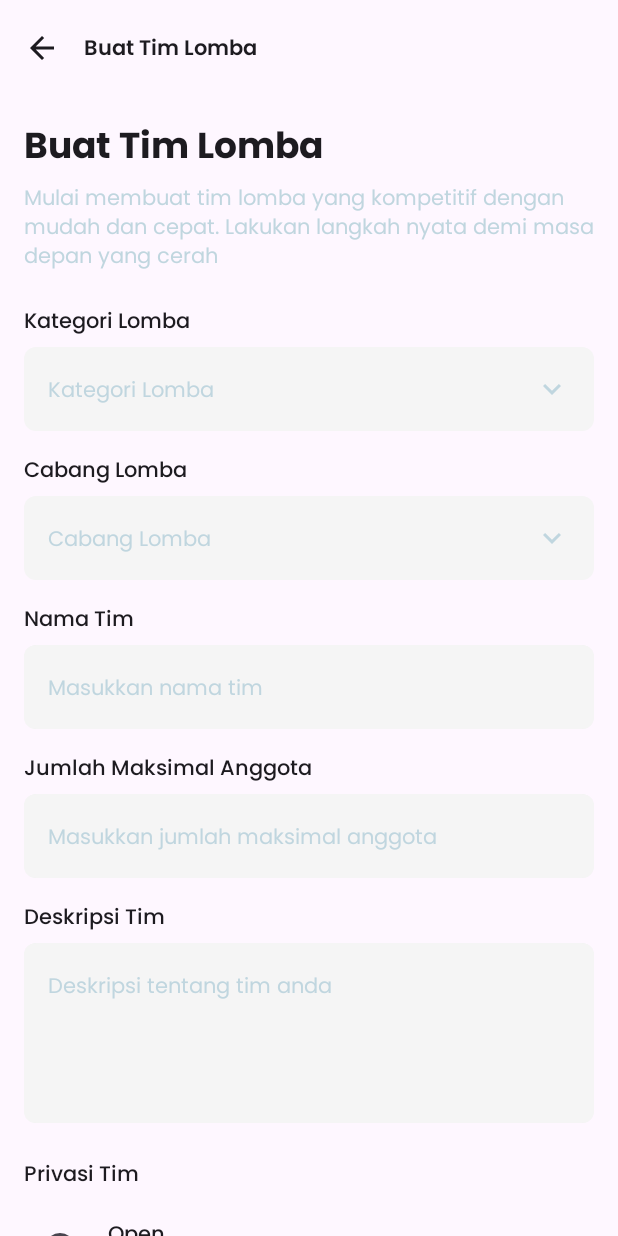
After one commit to AnnisaDianFadillah06/teamUP, an Android app built with Jetpack Compose: the composable FormCreateTeamScreen shown on its own in the app's theme, on a phone screen of 412 x 824 dp. The commit adds this screen. Run offline under Robolectric (Android 15) with nearby library versions, the phone set to English and light mode, and no system bars; 2 statements that could not run were skipped.

Commit message:
Add Screen Form Create Team

```diff
--- a/app/src/main/java/com/example/teamup/presentation/screen/DashboardScreen.kt
+++ b/app/src/main/java/com/example/teamup/presentation/screen/DashboardScreen.kt
@@ -23,7 +23,7 @@ fun DashboardScreen(navController: NavHostController = rememberNavController())
     val currentRoute = navBackStackEntry?.destination?.route
 
     Scaffold(bottomBar = {
-        if (currentRoute != Routes.Detail.routes && currentRoute != Routes.Cart.routes && currentRoute != Routes.Search.routes) {
+        if (currentRoute != Routes.Detail.routes && currentRoute != Routes.FormAddTeam.routes && currentRoute != Routes.Cart.routes && currentRoute != Routes.Search.routes) {
             BottomNavigationBar(navController)
         }
     }) { paddingValues ->
@@ -56,6 +56,9 @@ fun DashboardScreen(navController: NavHostController = rememberNavController())
             composable(Routes.TeamManagement.routes) {
                 TeamManagementScreen(navController = navController)
             }
+            composable(Routes.FormAddTeam.routes) {
+                FormCreateTeamScreen(navController = navController)
+            }
         }
     }
 }
--- /dev/null
+++ b/app/src/main/java/com/example/teamup/presentation/screen/FormCreateTeamScreen.kt
@@ -0,0 +1,416 @@
+package com.example.teamup.presentation.screen
+
+import androidx.compose.foundation.background
+import androidx.compose.foundation.border
+import androidx.compose.foundation.clickable
+import androidx.compose.foundation.layout.*
+import androidx.compose.foundation.rememberScrollState
+import androidx.compose.foundation.shape.RoundedCornerShape
+import androidx.compose.foundation.verticalScroll
+import androidx.compose.material.icons.Icons
+import androidx.compose.material.icons.filled.ArrowBack
+import androidx.compose.material.icons.filled.KeyboardArrowDown
+import androidx.compose.material3.*
+import androidx.compose.runtime.*
+import androidx.compose.ui.Alignment
+import androidx.compose.ui.Modifier
+import androidx.compose.ui.draw.clip
+import androidx.compose.ui.graphics.Color
+import androidx.compose.ui.text.font.FontWeight
+import androidx.compose.ui.text.style.TextAlign
+import androidx.compose.ui.unit.dp
+import androidx.compose.ui.unit.sp
+import androidx.navigation.NavController
+import com.example.teamup.common.theme.*
+import com.example.teamup.data.model.TeamModel
+import com.example.teamup.data.viewmodels.TeamViewModel
+import com.google.firebase.Timestamp
+
+@OptIn(ExperimentalMaterial3Api::class)
+@Composable
+fun FormCreateTeamScreen(
+    navController: NavController,
+    teamViewModel: TeamViewModel? = null
+) {
+    var teamName by remember { mutableStateOf("") }
+    var teamDescription by remember { mutableStateOf("") }
+    var selectedCategory by remember { mutableStateOf("") }
+    var showCategoryDropdown by remember { mutableStateOf(false) }
+    var selectedBranch by remember { mutableStateOf("") }
+    var showBranchDropdown by remember { mutableStateOf(false) }
+    var maxMembers by remember { mutableStateOf("") }
+    var isPrivate by remember { mutableStateOf(true) }
+
+    // List options for dropdowns
+    val categoryOptions = listOf("Teknologi", "Sains", "Desain", "Bisnis", "Olahraga", "Edukasi", "Lainnya")
+    val branchOptions = listOf("Web Development", "Mobile App", "UI/UX Design", "Data Science", "IoT", "AI", "Robotik", "Game Development")
+
+    val scrollState = rememberScrollState()
+
+    Scaffold(
+        topBar = {
+            TopAppBar(
+                title = {
+                    Text(
+                        text = "Buat Tim Lomba",
+                        style = MaterialTheme.typography.titleLarge.copy(
+                            fontWeight = FontWeight.SemiBold
+                        )
+                    )
+                },
+                navigationIcon = {
+                    IconButton(onClick = { navController.popBackStack() }) {
+                        Icon(
+                            imageVector = Icons.Default.ArrowBack,
+                            contentDescription = "Back"
+                        )
+                    }
+                }
+            )
+        }
+    ) { paddingValues ->
+        Column(
+            modifier = Modifier
+                .padding(paddingValues)
+                .fillMaxSize()
+                .verticalScroll(scrollState)
+                .padding(16.dp)
+        ) {
+            // Header text
+            Text(
+                text = "Buat Tim Lomba",
+                style = MaterialTheme.typography.titleLarge.copy(
+                    fontWeight = FontWeight.Bold,
+                    fontSize = 24.sp
+                )
+            )
+
+            Spacer(modifier = Modifier.height(8.dp))
+
+            // Description text
+            Text(
+                text = "Mulai membuat tim lomba yang kompetitif dengan mudah dan cepat. Lakukan langkah nyata demi masa depan yang cerah",
+                style = MaterialTheme.typography.bodyMedium.copy(
+                    color = SoftGray2
+                )
+            )
+
+            Spacer(modifier = Modifier.height(24.dp))
+
+            // Category dropdown
+            Text(
+                text = "Kategori Lomba",
+                style = MaterialTheme.typography.bodyMedium.copy(
+                    fontWeight = FontWeight.Medium
+                )
+            )
+
+            Spacer(modifier = Modifier.height(8.dp))
+
+            Box {
+                Box(
+                    modifier = Modifier
+                        .fillMaxWidth()
+                        .background(
+                            color = Color(0xFFF5F5F5),
+                            shape = RoundedCornerShape(8.dp)
+                        )
+                        .clickable { showCategoryDropdown = true }
+                        .padding(16.dp)
+                ) {
+                    Row(
+                        modifier = Modifier.fillMaxWidth(),
+                        horizontalArrangement = Arrangement.SpaceBetween,
+                        verticalAlignment = Alignment.CenterVertically
+                    ) {
+                        Text(
+                            text = if (selectedCategory.isEmpty()) "Kategori Lomba" else selectedCategory,
+                            color = if (selectedCategory.isEmpty()) SoftGray2 else Color.Black
+                        )
+                        Icon(
+                            imageVector = Icons.Default.KeyboardArrowDown,
+                            contentDescription = "Dropdown",
+                            tint = SoftGray2
+                        )
+                    }
+                }
+
+                DropdownMenu(
+                    expanded = showCategoryDropdown,
+                    onDismissRequest = { showCategoryDropdown = false },
+                    modifier = Modifier
+                        .fillMaxWidth(0.9f)
+                        .background(Color.White)
+                ) {
+                    categoryOptions.forEach { option ->
+                        DropdownMenuItem(
+                            text = { Text(text = option) },
+                            onClick = {
+                                selectedCategory = option
+                                showCategoryDropdown = false
+                            }
+                        )
+                    }
+                }
+            }
+
+            Spacer(modifier = Modifier.height(16.dp))
+
+            // Branch dropdown
+            Text(
+                text = "Cabang Lomba",
+                style = MaterialTheme.typography.bodyMedium.copy(
+                    fontWeight = FontWeight.Medium
+                )
+            )
+
+            Spacer(modifier = Modifier.height(8.dp))
+
+            Box {
+                Box(
+                    modifier = Modifier
+                        .fillMaxWidth()
+                        .background(
+                            color = Color(0xFFF5F5F5),
+                            shape = RoundedCornerShape(8.dp)
+                        )
+                        .clickable { showBranchDropdown = true }
+                        .padding(16.dp)
+                ) {
+                    Row(
+                        modifier = Modifier.fillMaxWidth(),
+                        horizontalArrangement = Arrangement.SpaceBetween,
+                        verticalAlignment = Alignment.CenterVertically
+                    ) {
+                        Text(
+                            text = if (selectedBranch.isEmpty()) "Cabang Lomba" else selectedBranch,
+                            color = if (selectedBranch.isEmpty()) SoftGray2 else Color.Black
+                        )
+                        Icon(
+                            imageVector = Icons.Default.KeyboardArrowDown,
+                            contentDescription = "Dropdown",
+                            tint = SoftGray2
+                        )
+                    }
+                }
+
+                DropdownMenu(
+                    expanded = showBranchDropdown,
+                    onDismissRequest = { showBranchDropdown = false },
+                    modifier = Modifier
+                        .fillMaxWidth(0.9f)
+                        .background(Color.White)
+                ) {
+                    branchOptions.forEach { option ->
+                        DropdownMenuItem(
+                            text = { Text(text = option) },
+                            onClick = {
+                                selectedBranch = option
+                                showBranchDropdown = false
+                            }
+                        )
+                    }
+                }
+            }
+
+            Spacer(modifier = Modifier.height(16.dp))
+
+            // Team Name
+            Text(
+                text = "Nama Tim",
+                style = MaterialTheme.typography.bodyMedium.copy(
+                    fontWeight = FontWeight.Medium
+                )
+            )
+
+            Spacer(modifier = Modifier.height(8.dp))
+
+            OutlinedTextField(
+                value = teamName,
+                onValueChange = { teamName = it },
+                modifier = Modifier
+                    .fillMaxWidth()
+                    .background(
+                        color = Color(0xFFF5F5F5),
+                        shape = RoundedCornerShape(8.dp)
+                    ),
+                placeholder = { Text("Masukkan nama tim", color = SoftGray2) },
+                singleLine = true,
+                colors = TextFieldDefaults.outlinedTextFieldColors(
+                    focusedBorderColor = DodgerBlue,
+                    unfocusedBorderColor = Color.Transparent,
+                    containerColor = Color(0xFFF5F5F5)
+                ),
+                shape = RoundedCornerShape(8.dp)
+            )
+
+            Spacer(modifier = Modifier.height(16.dp))
+
+            // Max members
+            Text(
+                text = "Jumlah Maksimal Anggota",
+                style = MaterialTheme.typography.bodyMedium.copy(
+                    fontWeight = FontWeight.Medium
+                )
+            )
+
+            Spacer(modifier = Modifier.height(8.dp))
+
+            OutlinedTextField(
+                value = maxMembers,
+                onValueChange = { maxMembers = it },
+                modifier = Modifier
+                    .fillMaxWidth()
+                    .background(
+                        color = Color(0xFFF5F5F5),
+                        shape = RoundedCornerShape(8.dp)
+                    ),
+                placeholder = { Text("Masukkan jumlah maksimal anggota", color = SoftGray2) },
+                singleLine = true,
+                colors = TextFieldDefaults.outlinedTextFieldColors(
+                    focusedBorderColor = DodgerBlue,
+                    unfocusedBorderColor = Color.Transparent,
+                    containerColor = Color(0xFFF5F5F5)
+                ),
+                shape = RoundedCornerShape(8.dp)
+            )
+
+            Spacer(modifier = Modifier.height(16.dp))
+
+            // Team description
+            Text(
+                text = "Deskripsi Tim",
+                style = MaterialTheme.typography.bodyMedium.copy(
+                    fontWeight = FontWeight.Medium
+                )
+            )
+
+            Spacer(modifier = Modifier.height(8.dp))
+
+            OutlinedTextField(
+                value = teamDescription,
+                onValueChange = { teamDescription = it },
+                modifier = Modifier
+                    .fillMaxWidth()
+                    .height(120.dp)
+                    .background(
+                        color = Color(0xFFF5F5F5),
+                        shape = RoundedCornerShape(8.dp)
+                    ),
+                placeholder = { Text("Deskripsi tentang tim anda", color = SoftGray2) },
+                colors = TextFieldDefaults.outlinedTextFieldColors(
+                    focusedBorderColor = DodgerBlue,
+                    unfocusedBorderColor = Color.Transparent,
+                    containerColor = Color(0xFFF5F5F5)
+                ),
+                shape = RoundedCornerShape(8.dp)
+            )
+
+            Spacer(modifier = Modifier.height(24.dp))
+
+            // Team privacy options
+            Text(
+                text = "Privasi Tim",
+                style = MaterialTheme.typography.bodyMedium.copy(
+                    fontWeight = FontWeight.Medium
+                )
+            )
+
+            Spacer(modifier = Modifier.height(8.dp))
+
+            // Open option
+            Row(
+                modifier = Modifier
+                    .fillMaxWidth()
+                    .padding(vertical = 8.dp),
+                verticalAlignment = Alignment.CenterVertically
+            ) {
+                RadioButton(
+                    selected = !isPrivate,
+                    onClick = { isPrivate = false },
+                    colors = RadioButtonDefaults.colors(
+                        selectedColor = DodgerBlue
+                    )
+                )
+                Column(modifier = Modifier.padding(start = 8.dp)) {
+                    Text(
+                        text = "Open",
+                        style = MaterialTheme.typography.bodyMedium.copy(
+                            fontWeight = FontWeight.Medium
+                        )
+                    )
+                    Text(
+                        text = "Anggota Bisa Join Tanpa Izin Admin",
+                        style = MaterialTheme.typography.bodySmall.copy(
+                            color = SoftGray2
+                        )
+                    )
+                }
+            }
+
+            // Private option
+            Row(
+                modifier = Modifier
+                    .fillMaxWidth()
+                    .padding(vertical = 8.dp),
+                verticalAlignment = Alignment.CenterVertically
+            ) {
+                RadioButton(
+                    selected = isPrivate,
+                    onClick = { isPrivate = true },
+                    colors = RadioButtonDefaults.colors(
+                        selectedColor = DodgerBlue
+                    )
+                )
+                Column(modifier = Modifier.padding(start = 8.dp)) {
+                    Text(
+                        text = "Private",
+                        style = MaterialTheme.typography.bodyMedium.copy(
+                            fontWeight = FontWeight.Medium
+                        )
+                    )
+                    Text(
+                        text = "Anggota Harus Mendapat Izin Admin",
+                        style = MaterialTheme.typography.bodySmall.copy(
+                            color = SoftGray2
+                        )
+                    )
+                }
+            }
+
+            Spacer(modifier = Modifier.height(32.dp))
+
+            // Submit button
+            Button(
+                onClick = {
+                    teamViewModel?.addTeam(
+                        name = teamName,
+                        description = teamDescription,
+                        category = "$selectedCategory - $selectedBranch"
+                    )
+
+                    // Navigate back or to team detail on success
+                    navController.popBackStack()
+                },
+                modifier = Modifier
+                    .fillMaxWidth()
+                    .height(56.dp),
+                colors = ButtonDefaults.buttonColors(
+                    containerColor = DodgerBlue
+                ),
+                shape = RoundedCornerShape(8.dp),
+                enabled = teamName.isNotEmpty() && selectedCategory.isNotEmpty() && selectedBranch.isNotEmpty()
+            ) {
+                Text(
+                    text = "Completed",
+                    style = MaterialTheme.typography.bodyLarge.copy(
+                        fontWeight = FontWeight.Bold,
+                        color = Color.White
+                    )
+                )
+            }
+
+            Spacer(modifier = Modifier.height(16.dp))
+        }
+    }
+}
--- a/app/src/main/java/com/example/teamup/presentation/screen/TeamManagementScreen.kt
+++ b/app/src/main/java/com/example/teamup/presentation/screen/TeamManagementScreen.kt
@@ -28,6 +28,7 @@ import androidx.navigation.NavController
 import com.example.teamup.R
 import com.example.teamup.common.theme.*
 import com.example.teamup.data.model.TeamMemberModel
+import com.example.teamup.route.Routes
 import kotlinx.coroutines.launch
 
 @OptIn(ExperimentalMaterial3Api::class)
@@ -156,11 +157,7 @@ fun TeamManagementScreen(
                             showBottomSheet = false
                         }
                     },
-                    onCreateTeam = {
-                        scope.launch { bottomSheetState.hide() }.invokeOnCompletion {
-                            showBottomSheet = false
-                        }
-                    }
+                    navController = navController
                 )
             }
         }
@@ -208,7 +205,7 @@ fun TeamMemberItem(member: TeamMemberModel) {
 @Composable
 fun TeamOptionsBottomSheet(
     onJoinTeam: () -> Unit,
-    onCreateTeam: () -> Unit
+    navController: NavController,
 ) {
     Column(
         modifier = Modifier
@@ -241,7 +238,13 @@ fun TeamOptionsBottomSheet(
         OutlinedCard(
             modifier = Modifier
                 .fillMaxWidth()
-                .clickable(onClick = onCreateTeam),
+                .clickable {
+                    navController.navigate(Routes.FormAddTeam.routes) {
+                        popUpTo(Routes.FormAddTeam.routes) {
+                            inclusive = true
+                        }
+                    }
+                },
             shape = RoundedCornerShape(8.dp)
         ) {
             Row(
--- a/app/src/main/java/com/example/teamup/route/routes.kt
+++ b/app/src/main/java/com/example/teamup/route/routes.kt
@@ -2,6 +2,7 @@ package com.example.teamup.route
 
 sealed class Routes(val routes: String) {
     object TeamManagement : Routes("team_management")
+    object FormAddTeam : Routes("form_add_team")
     object TeamList : Routes("team_list") //contoh firebase
     object AddTeam : Routes("add_team") //contoh firebase
     object Login : Routes("login")
```
